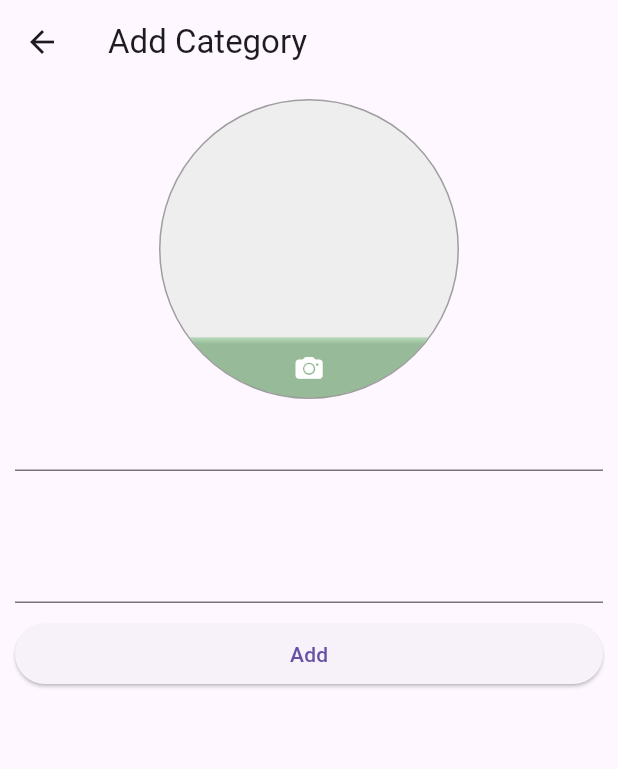
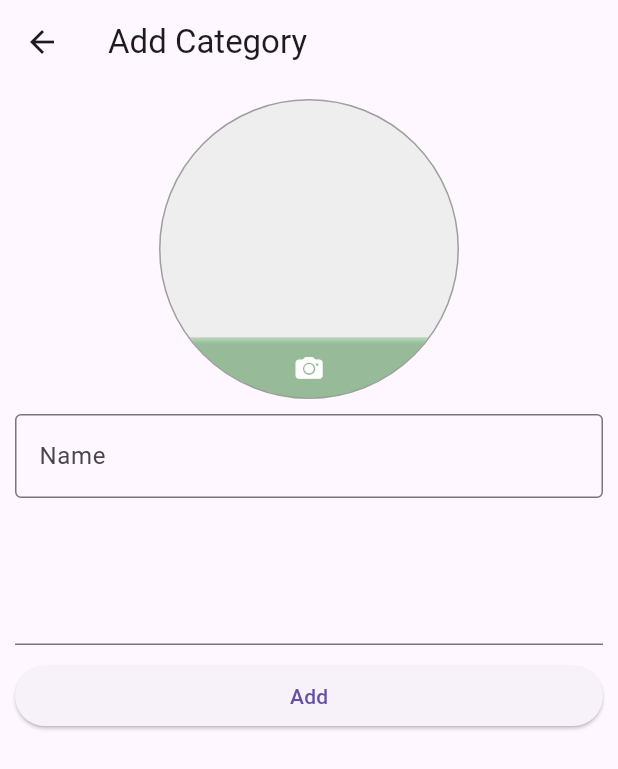
Before and after one commit to RKOrtega94/e_commerce_admin, a Flutter app: the CategoryFormScreen screen opened by its route, on a phone screen of 412 x 824 dp. Shown: the top 769 px of the screen. Run offline on Flutter 3.47's test engine with Material 3 defaults, Android fonts, the phone set to English and light mode, and no system bars; our stand-ins replace freezed_annotation, get, image_picker, syncfusion_flutter_charts.

Commit message:
Add image picker and text form widget

```diff
--- a/lib/src/presentation/screens/category/category_form.dart
+++ b/lib/src/presentation/screens/category/category_form.dart
@@ -1,3 +1,4 @@
+import 'package:e_commerce_admin/src/presentation/widgets/_widgets.dart';
 import 'package:e_commerce_admin/src/presentation/widgets/shared/image_picker.dart';
 import 'package:flutter/material.dart';
 
@@ -44,7 +45,9 @@ class _CategoryFormScreenState extends State<CategoryFormScreen> {
                     setState(() => _imagePath = value);
                   },
                 ),
-                TextFormField(),
+                const SizedBox(height: 10),
+                const AppTextFormWidget(),
+                const SizedBox(height: 10),
                 TextFormField(
                   keyboardType: TextInputType.multiline,
                   minLines: 3,
--- a/lib/src/presentation/widgets/_widgets.dart
+++ b/lib/src/presentation/widgets/_widgets.dart
@@ -1 +1,3 @@
 export 'drawer/drawer.dart';
+export 'shared/image_picker.dart';
+export 'shared/text_form.dart';
--- /dev/null
+++ b/lib/src/presentation/widgets/shared/text_form.dart
@@ -0,0 +1,16 @@
+import 'package:flutter/material.dart';
+
+class AppTextFormWidget extends StatelessWidget {
+  const AppTextFormWidget({super.key});
+
+  @override
+  Widget build(BuildContext context) {
+    return TextFormField(
+      decoration: const InputDecoration(
+        labelText: 'Name',
+        hintText: 'Enter name',
+        border: OutlineInputBorder(),
+      ),
+    );
+  }
+}
```
Also changed, not shown: lib/src/presentation/controllers/forms/category_controller.dart (added, +25 -0 lines).
